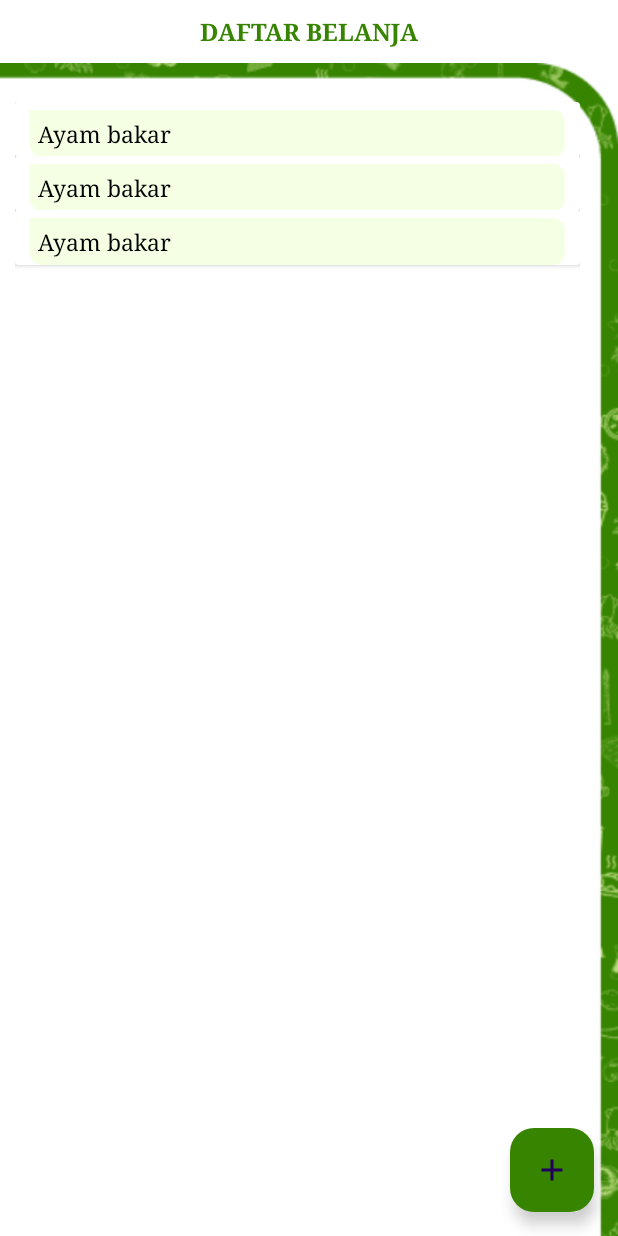
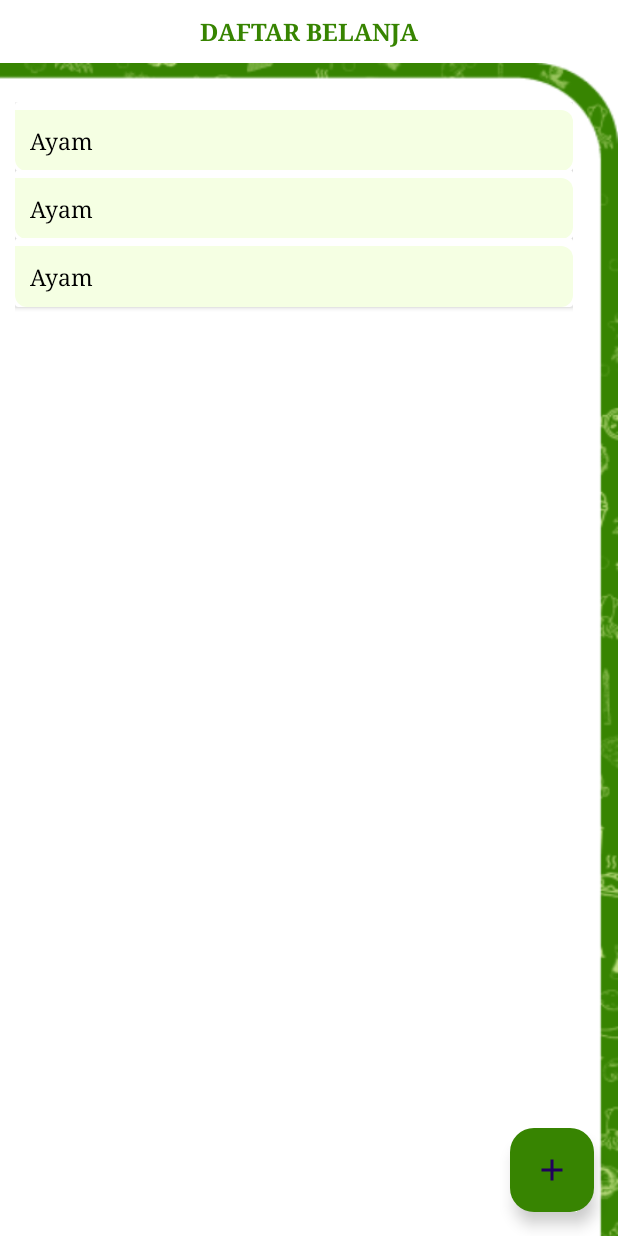
Before and after one commit to AfifahtulHidayatiZ/Koki_Dapur, an Android app: the layout activity_belanja.xml on its own in the app's theme, with its tools: preview values and no code run, on a phone screen of 412 x 824 dp. Run offline under Robolectric (Android 15) with nearby library versions, the phone set to English and light mode, and no system bars.

Commit message:
List Bahan dan List Belanja

```diff
--- a/app/src/main/java/com/example/kokidapur/TambahDaftarBelanjaActivity.java
+++ b/app/src/main/java/com/example/kokidapur/TambahDaftarBelanjaActivity.java
@@ -34,6 +34,7 @@ public class TambahDaftarBelanjaActivity extends AppCompatActivity {
             setTitle("Tambah Daftar Belanja");
         }else {
             setTitle("Edit Daftar Belanja");
+            editnama_belanja.setText(nama_bahan);
         }
 
         btnSimpanBelanja.setOnClickListener(new View.OnClickListener() {
--- a/app/src/main/res/layout/activity_belanja.xml
+++ b/app/src/main/res/layout/activity_belanja.xml
@@ -45,8 +45,8 @@
             android:layout_width="match_parent"
             android:layout_height="match_parent"
             android:layout_marginStart="10dp"
+            android:layout_marginEnd="30dp"
             android:layout_marginTop="26dp"
-            android:layout_marginEnd="25dp"
             android:layout_marginBottom="10dp"
             tools:listitem="@layout/list_belanja_layout" />
 
--- a/app/src/main/res/layout/activity_tambah_daftar_belanja.xml
+++ b/app/src/main/res/layout/activity_tambah_daftar_belanja.xml
@@ -65,7 +65,7 @@
                 android:textColor="@color/black"
                 android:textSize="12sp"
                 android:inputType="textCapSentences"
-                android:hint="Minyak Goreng"
+                android:hint="Nama Bahan"
                 android:typeface="serif"/>
 
 
--- a/app/src/main/res/layout/list_bahan_layout.xml
+++ b/app/src/main/res/layout/list_bahan_layout.xml
@@ -8,10 +8,8 @@
     <LinearLayout
         android:layout_width="match_parent"
         android:layout_height="wrap_content"
-        android:padding="5dp"
+        android:padding="10dp"
         android:layout_marginTop="5dp"
-        android:layout_marginLeft="10dp"
-        android:layout_marginRight="10dp"
         android:background="@drawable/unselected_item">
 
         <TextView
--- a/app/src/main/res/layout/list_belanja_layout.xml
+++ b/app/src/main/res/layout/list_belanja_layout.xml
@@ -8,15 +8,13 @@
     <LinearLayout
         android:layout_width="match_parent"
         android:layout_height="wrap_content"
-        android:padding="5dp"
+        android:padding="10dp"
         android:layout_marginTop="5dp"
-        android:layout_marginLeft="10dp"
-        android:layout_marginRight="10dp"
         android:background="@drawable/unselected_item">
 
         <TextView
             android:id="@+id/Namabelanja_list"
-            android:text="Ayam bakar"
+            android:text="Ayam"
             android:textColor="@color/black"
             android:textSize="15sp"
             android:textStyle="normal"
```
Also changed, not shown: app/src/main/java/com/example/kokidapur/BahanFragment.java (+0 -12 lines), app/src/main/java/com/example/kokidapur/BelanjaActivity.java (+1 -6 lines).
